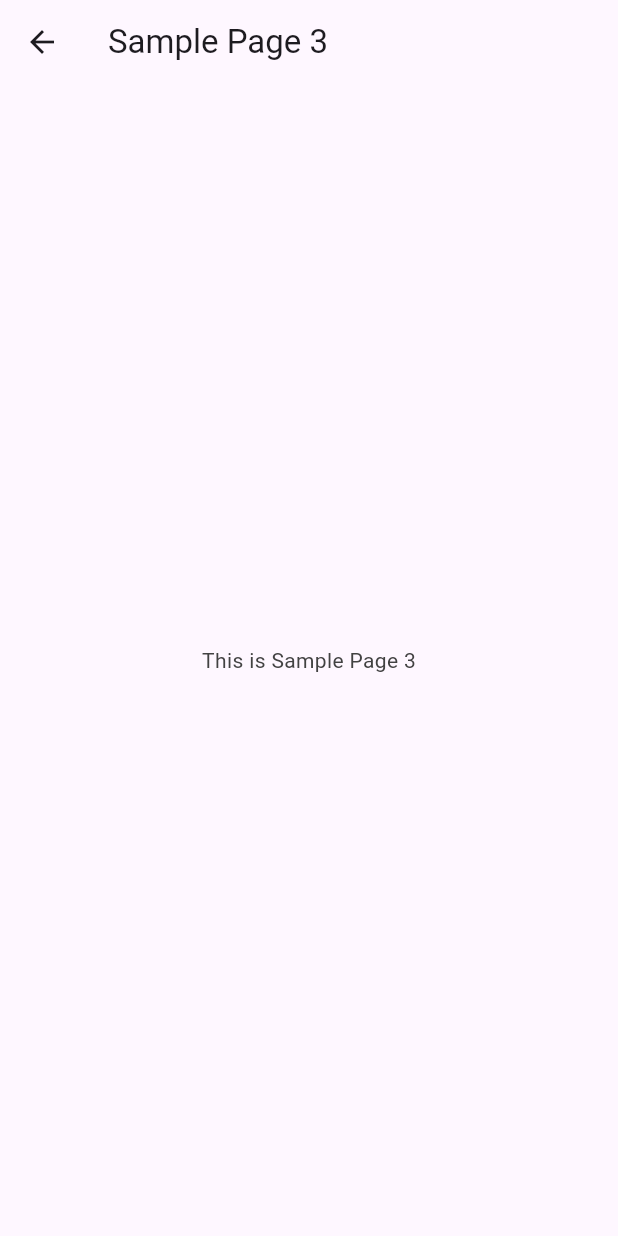
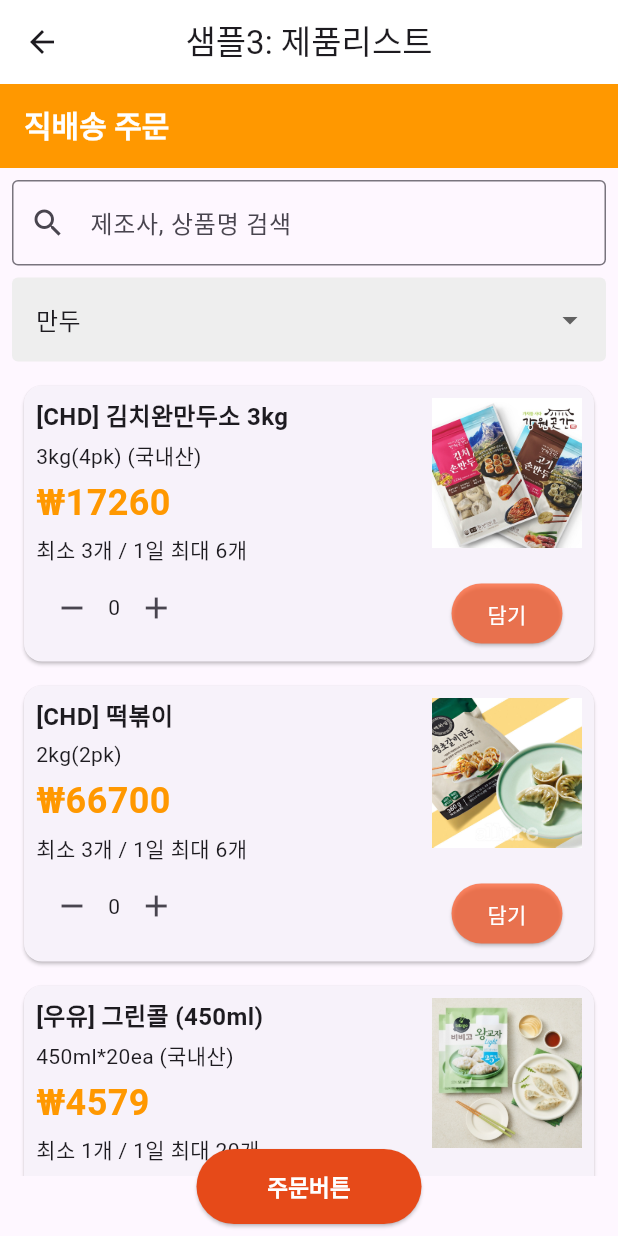
Before and after one commit to TipsVelly/samples_mobile, a Flutter app: the screen it shows after launch, after a tap on "Sample Page 3", on a phone screen of 412 x 824 dp. Run offline on Flutter 3.47's test engine with Material 3 defaults, Android fonts, the light colour scheme and no system bars; our stand-ins replace webview_flutter.

Commit message:
sample3 upload

```diff
--- a/lib/main.dart
+++ b/lib/main.dart
@@ -16,12 +16,15 @@ class MyApp extends StatelessWidget {
     return MaterialApp(
       title: 'UI Sample App',
       theme: ThemeData(
-        primarySwatch: Colors.orange,
-        fontFamily: 'Roboto',
-        textTheme: TextTheme(
-          titleLarge: const TextStyle(color: Colors.orange),
-          bodyMedium: TextStyle(color: Colors.grey[800]),
+        primaryColor: Colors.orange,
+        textTheme: const TextTheme(
+          headlineLarge: TextStyle(
+            color: Colors.white,
+            fontWeight: FontWeight.w600,
+            fontSize: 20,
+          ),
         ),
+        cardColor: const Color(0xFFF4EDDB),
       ),
       initialRoute: '/',
       routes: {
--- a/lib/screens/main_menu.dart
+++ b/lib/screens/main_menu.dart
@@ -7,6 +7,7 @@ class MainMenu extends StatelessWidget {
   @override
   Widget build(BuildContext context) {
     return Scaffold(
+      resizeToAvoidBottomInset: false,
       appBar: AppBar(
         title: Text(
           '마켓붐',
--- /dev/null
+++ b/lib/screens/product_list_page.dart
@@ -0,0 +1,274 @@
+import 'package:flutter/material.dart';
+
+class ProductListPage extends StatelessWidget {
+  const ProductListPage({super.key});
+
+  @override
+  Widget build(BuildContext context) {
+    return Scaffold(
+      resizeToAvoidBottomInset: false,
+      appBar: AppBar(
+        backgroundColor: Theme.of(context).primaryColor,
+        title: Text(
+          '직배송 주문',
+          style: Theme.of(context).textTheme.headlineLarge,
+        ),
+        automaticallyImplyLeading: false,
+        surfaceTintColor: Colors.white,
+      ),
+      body: Stack(
+        children: [
+          Column(
+            children: [
+              // 검색 필터
+              Padding(
+                padding: const EdgeInsets.all(8.0),
+                child: Column(
+                  children: [
+                    GestureDetector(
+                      onTap: () {
+                        FocusScope.of(context).unfocus();
+                      },
+                      child: const TextField(
+                        decoration: InputDecoration(
+                          hintText: '제조사, 상품명 검색',
+                          prefixIcon: Icon(Icons.search),
+                          border: OutlineInputBorder(),
+                        ),
+                      ),
+                    ),
+                    const SizedBox(height: 8.0),
+                    DropdownButtonFormField<String>(
+                      value: '만두',
+                      dropdownColor: Colors.white,
+                      hint: const Text('카테고리 선택'),
+                      items: ['만두', '김치']
+                          .map((category) => DropdownMenuItem(
+                                value: category,
+                                child: Text(category),
+                              ))
+                          .toList(),
+                      onChanged: (value) {},
+                      decoration: InputDecoration(
+                        filled: true,
+                        fillColor: Colors.grey.shade200,
+                        border: const OutlineInputBorder(
+                          borderSide: BorderSide.none,
+                        ),
+                      ),
+                    ),
+                  ],
+                ),
+              ),
+              // 상품 목록
+              Expanded(
+                child: Padding(
+                  padding: const EdgeInsets.only(
+                    bottom: 40.0,
+                  ),
+                  child: ListView(
+                    children: const [
+                      ProductItem(
+                        name: '[CHD] 김치완만두소 3kg',
+                        description: '3kg(4pk) (국내산)',
+                        price: 17260,
+                        minOrder: 3,
+                        maxOrder: 6,
+                        imagePath: 'assets/images/mandu_001.jpg',
+                      ),
+                      ProductItem(
+                        name: '[CHD] 떡볶이',
+                        description: '2kg(2pk)',
+                        price: 66700,
+                        minOrder: 3,
+                        maxOrder: 6,
+                        imagePath: 'assets/images/mandu_002.jpg',
+                      ),
+                      ProductItem(
+                        name: '[우유] 그린콜 (450ml)',
+                        description: '450ml*20ea (국내산)',
+                        price: 4579,
+                        minOrder: 1,
+                        maxOrder: 20,
+                        imagePath: 'assets/images/mandu_003.jpg',
+                      ),
+                    ],
+                  ),
+                ),
+              ),
+            ],
+          ),
+          // 주문하기 버튼
+          const OrderButton(),
+        ],
+      ),
+    );
+  }
+}
+
+class OrderButton extends StatelessWidget {
+  const OrderButton({
+    super.key,
+  });
+
+  @override
+  Widget build(BuildContext context) {
+    return Positioned(
+      bottom: 0,
+      left: 0,
+      right: 0,
+      child: Padding(
+        padding: const EdgeInsets.all(8.0),
+        child: Row(
+          mainAxisAlignment: MainAxisAlignment.center,
+          children: [
+            SizedBox(
+              width: 150,
+              height: 50,
+              child: ElevatedButton(
+                onPressed: () {
+                  showDialog(
+                    context: context,
+                    builder: (context) => AlertDialog(
+                      title: const Text('상품은 이렇게 정렬됩니다!'),
+                      content: const Column(
+                        mainAxisSize: MainAxisSize.min,
+                        children: [
+                          Text('상품목록은 기본적으로 최근 주문한 순으로 정렬되어 있습니다.'),
+                          SizedBox(height: 8.0),
+                          Text('즐겨찾는 상품이 있다면, 별 아이콘을 이용해 순서를 상단으로 올려보세요.'),
+                          SizedBox(height: 8.0),
+                          Text('유통사 추천 상품이 있을 경우, 가장 상단에 노출됩니다.'),
+                        ],
+                      ),
+                      actions: [
+                        TextButton(
+                          onPressed: () {
+                            Navigator.of(context).pop();
+                          },
+                          child: const Text('확인'),
+                        ),
+                      ],
+                    ),
+                  );
+                },
+                style: ElevatedButton.styleFrom(
+                  backgroundColor: Colors.deepOrange.shade700,
+                ),
+                child: const Text(
+                  '주문버튼',
+                  style: TextStyle(
+                    color: Colors.white,
+                    fontSize: 15,
+                    fontWeight: FontWeight.w600,
+                  ),
+                ),
+              ),
+            ),
+          ],
+        ),
+      ),
+    );
+  }
+}
+
+class ProductItem extends StatelessWidget {
+  final String name;
+  final String description;
+  final int price;
+  final int minOrder;
+  final int maxOrder;
+  final String imagePath; // 이미지 경로 필드 추가
+
+  const ProductItem({
+    Key? key,
+    required this.name,
+    required this.description,
+    required this.price,
+    required this.minOrder,
+    required this.maxOrder,
+    required this.imagePath, // 이미지 경로 필드 추가
+  }) : super(key: key);
+
+  @override
+  Widget build(BuildContext context) {
+    return Card(
+      margin: const EdgeInsets.symmetric(vertical: 8.0, horizontal: 16.0),
+      child: Padding(
+        padding: const EdgeInsets.all(8.0),
+        child: Row(
+          crossAxisAlignment: CrossAxisAlignment.start,
+          children: [
+            Expanded(
+              flex: 2,
+              child: Column(
+                crossAxisAlignment: CrossAxisAlignment.start,
+                children: [
+                  Text(
+                    name,
+                    style: const TextStyle(
+                        fontSize: 16, fontWeight: FontWeight.bold),
+                  ),
+                  const SizedBox(height: 4.0),
+                  Text(description),
+                  const SizedBox(height: 4.0),
+                  Text(
+                    '₩${price.toString()}',
+                    style: TextStyle(
+                      fontSize: 24,
+                      fontWeight: FontWeight.w600,
+                      color: Theme.of(context).primaryColor,
+                    ),
+                  ),
+                  const SizedBox(height: 4.0),
+                  Text('최소 $minOrder개 / 1일 최대 $maxOrder개'),
+                  const SizedBox(height: 4.0),
+                  Row(
+                    children: [
+                      IconButton(
+                        icon: const Icon(Icons.remove),
+                        onPressed: () {},
+                      ),
+                      const Text('0'),
+                      IconButton(
+                        icon: const Icon(Icons.add),
+                        onPressed: () {},
+                      ),
+                    ],
+                  ),
+                ],
+              ),
+            ),
+            Column(
+              children: [
+                SizedBox(
+                  width: 100,
+                  height: 100,
+                  child: Image.asset(
+                    imagePath,
+                    fit: BoxFit.cover,
+                  ),
+                ),
+                const SizedBox(
+                  height: 20,
+                ),
+                ElevatedButton(
+                  style: ElevatedButton.styleFrom(
+                    backgroundColor: Colors.deepOrange.withOpacity(0.7),
+                  ),
+                  onPressed: () {},
+                  child: const Text(
+                    '담기',
+                    style: TextStyle(
+                      color: Colors.white,
+                    ),
+                  ),
+                ),
+              ],
+            ),
+          ],
+        ),
+      ),
+    );
+  }
+}
--- a/lib/screens/sample_page_1.dart
+++ b/lib/screens/sample_page_1.dart
@@ -17,7 +17,15 @@ class LoginScreen extends StatelessWidget {
   @override
   Widget build(BuildContext context) {
     return Scaffold(
-      appBar: AppBar(title: const Text('로그인 화면')),
+      resizeToAvoidBottomInset: false,
+      appBar: AppBar(
+        title: const Text('로그인 화면'),
+        centerTitle: true,
+        surfaceTintColor: Colors.white,
+        backgroundColor: Colors.white,
+        shadowColor: Colors.black,
+        elevation: 0,
+      ),
       body: GestureDetector(
         onTap: () {
           FocusScope.of(context).unfocus();
--- a/lib/screens/sample_page_2.dart
+++ b/lib/screens/sample_page_2.dart
@@ -7,8 +7,14 @@ class SamplePage2 extends StatelessWidget {
   @override
   Widget build(BuildContext context) {
     return Scaffold(
+      resizeToAvoidBottomInset: false,
       appBar: AppBar(
         title: const Text('sample2: 메인메뉴'),
+        centerTitle: true,
+        surfaceTintColor: Colors.white,
+        backgroundColor: Colors.white,
+        shadowColor: Colors.black,
+        elevation: 0,
       ),
       body: const MainMenu(
         iconColor: Colors.orange,
--- a/lib/screens/sample_page_3.dart
+++ b/lib/screens/sample_page_3.dart
@@ -1,4 +1,5 @@
 import 'package:flutter/material.dart';
+import 'package:samples_mobile/screens/product_list_page.dart';
 
 class SamplePage3 extends StatelessWidget {
   const SamplePage3({super.key});
@@ -6,12 +7,18 @@ class SamplePage3 extends StatelessWidget {
   @override
   Widget build(BuildContext context) {
     return Scaffold(
+      resizeToAvoidBottomInset: false,
       appBar: AppBar(
-        title: const Text('Sample Page 3'),
+        title: const Text(
+          '샘플3: 제품리스트',
+        ),
+        centerTitle: true,
+        surfaceTintColor: Colors.white,
+        backgroundColor: Colors.white,
+        shadowColor: Colors.black,
+        elevation: 0,
       ),
-      body: const Center(
-        child: Text('This is Sample Page 3'),
-      ),
+      body: const ProductListPage(),
     );
   }
 }
--- a/lib/screens/sample_page_4.dart
+++ b/lib/screens/sample_page_4.dart
@@ -7,6 +7,7 @@ class SamplePage4 extends StatelessWidget {
   @override
   Widget build(BuildContext context) {
     return Scaffold(
+      resizeToAvoidBottomInset: false,
       body: Stack(
         children: [
           const WebViewComponent(
--- a/pubspec.yaml
+++ b/pubspec.yaml
@@ -9,6 +9,7 @@ environment:
 dependencies:
   flutter:
     sdk: flutter
+  google_fonts: ^6.2.1
   webview_flutter: 3.0.4
 
 dev_dependencies:
@@ -18,3 +19,7 @@ dev_dependencies:
 
 flutter:
   uses-material-design: true
+  assets:
+    - assets/images/mandu_001.jpg
+    - assets/images/mandu_002.jpg
+    - assets/images/mandu_003.jpg
```
Also changed, not shown: assets/images/mandu_001.jpg (added), assets/images/mandu_002.jpg (added), assets/images/mandu_003.jpg (added), pubspec.lock, 2 other files.
